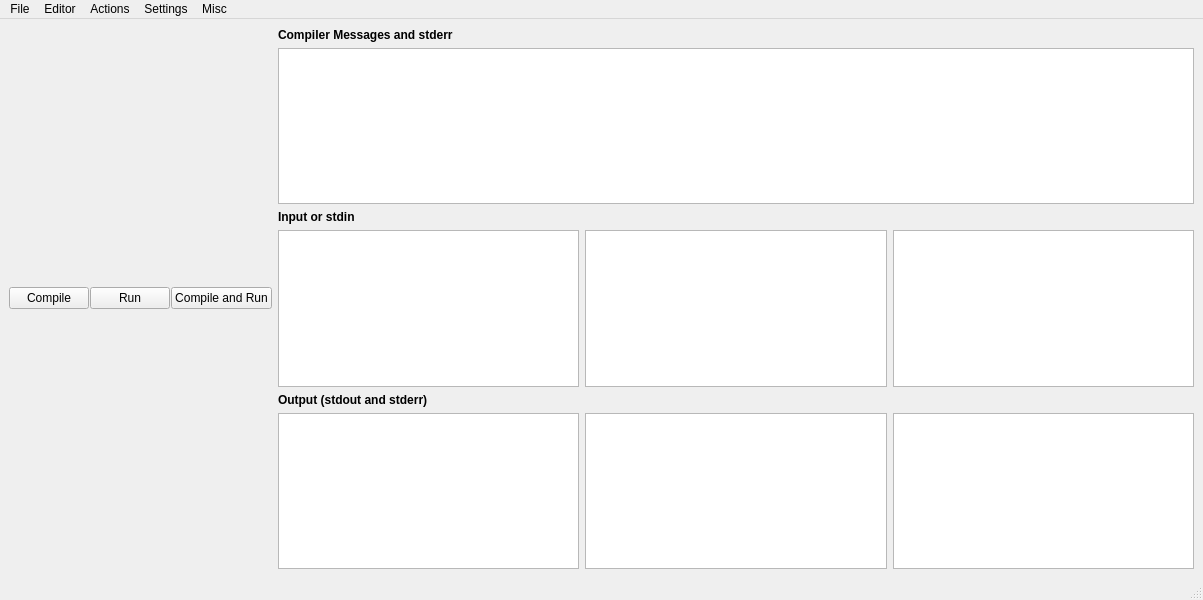
Old version of the form ui/mainwindow.ui in the repository cpeditor/cpeditor.
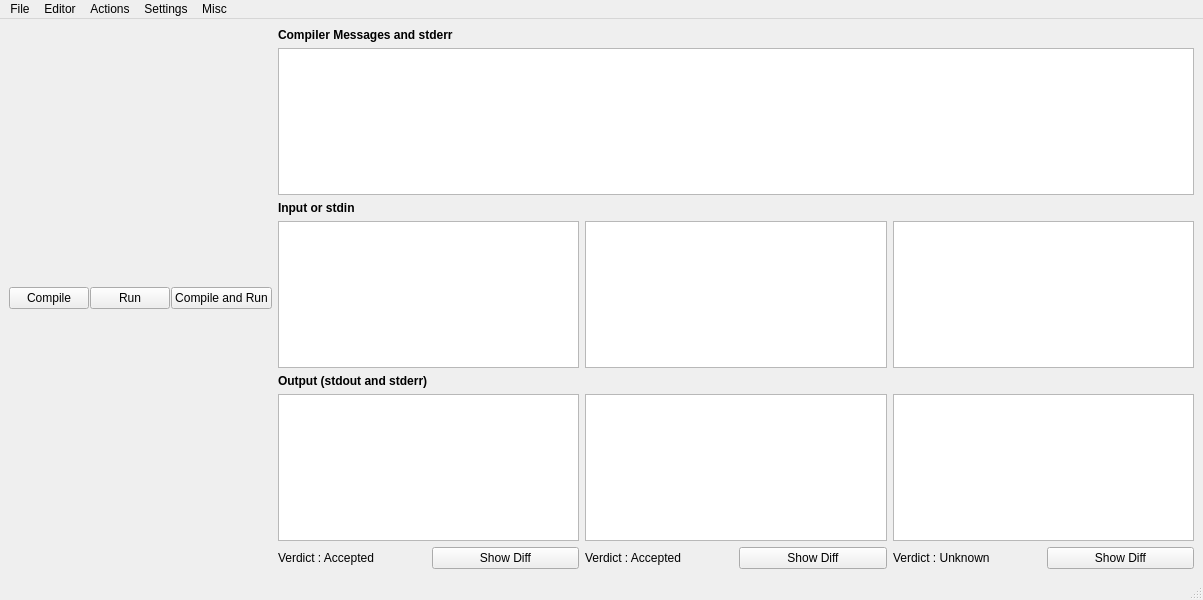
New version of the form.

Commit message: Diff and Verdict

Diff of the .ui file:
```diff
--- a/ui/mainwindow.ui
+++ b/ui/mainwindow.ui
@@ -136,6 +136,8 @@
           <item>
            <layout class="QHBoxLayout" name="output">
             <item>
+             <layout class="QVBoxLayout" name="verticalLayout">
+              <item>
              <widget class="QPlainTextEdit" name="out1">
               <property name="contextMenuPolicy">
                <enum>Qt::CustomContextMenu</enum>
@@ -146,6 +148,28 @@
              </widget>
             </item>
             <item>
+               <layout class="QHBoxLayout" name="horizontalLayout_3">
+                <item>
+                 <widget class="QLabel" name="out1_verdict">
+                  <property name="text">
+                   <string>Verdict : Accepted</string>
+                  </property>
+                 </widget>
+                </item>
+                <item>
+                 <widget class="QPushButton" name="out1_diff">
+                  <property name="text">
+                   <string>Show Diff</string>
+                  </property>
+                 </widget>
+                </item>
+               </layout>
+              </item>
+             </layout>
+            </item>
+            <item>
+             <layout class="QVBoxLayout" name="verticalLayout_2">
+              <item>
              <widget class="QPlainTextEdit" name="out2">
               <property name="contextMenuPolicy">
                <enum>Qt::CustomContextMenu</enum>
@@ -156,6 +180,28 @@
              </widget>
             </item>
             <item>
+               <layout class="QHBoxLayout" name="horizontalLayout_4">
+                <item>
+                 <widget class="QLabel" name="out2_verdict">
+                  <property name="text">
+                   <string>Verdict : Accepted</string>
+                  </property>
+                 </widget>
+                </item>
+                <item>
+                 <widget class="QPushButton" name="out2_diff">
+                  <property name="text">
+                   <string>Show Diff</string>
+                  </property>
+                 </widget>
+                </item>
+               </layout>
+              </item>
+             </layout>
+            </item>
+            <item>
+             <layout class="QVBoxLayout" name="verticalLayout_3">
+              <item>
              <widget class="QPlainTextEdit" name="out3">
               <property name="contextMenuPolicy">
                <enum>Qt::CustomContextMenu</enum>
@@ -164,6 +210,26 @@
                <bool>true</bool>
               </property>
              </widget>
+              </item>
+              <item>
+               <layout class="QHBoxLayout" name="horizontalLayout_5">
+                <item>
+                 <widget class="QLabel" name="out3_verdict">
+                  <property name="text">
+                   <string>Verdict : Unknown</string>
+                  </property>
+                 </widget>
+                </item>
+                <item>
+                 <widget class="QPushButton" name="out3_diff">
+                  <property name="text">
+                   <string>Show Diff</string>
+                  </property>
+                 </widget>
+                </item>
+               </layout>
+              </item>
+             </layout>
             </item>
            </layout>
           </item>
```
Lines whose indentation alone changed are shown as unchanged. The commit also changes 3 other files.
